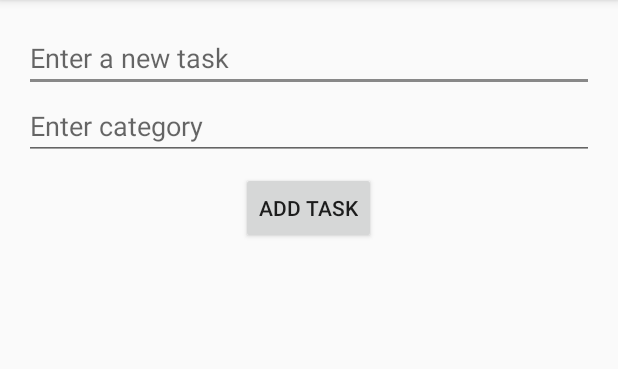
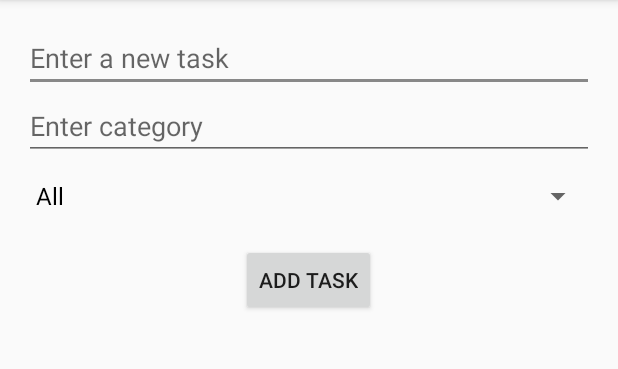
Before and after one commit to LinhGeyer/todolist, an Android app built with Jetpack Compose: the screen it shows after launch (MainActivity), after a tap on "ADD TASK", on a phone screen of 412 x 824 dp, the part 84-453 px from its top. Run offline under Robolectric (Android 15) with nearby library versions, the phone set to English and light mode, and no system bars; our stand-ins replace Room's generated code.

Commit message:
categories

```diff
--- a/app/src/main/java/com/example/todolist/MainActivity.kt
+++ b/app/src/main/java/com/example/todolist/MainActivity.kt
@@ -1,11 +1,7 @@
 package com.example.todolist
 
 import android.os.Bundle
-import android.os.Handler
-import android.os.Looper
-import android.widget.Button
-import android.widget.EditText
-import android.widget.Toast
+import android.widget.*
 import androidx.appcompat.app.AppCompatActivity
 import androidx.lifecycle.lifecycleScope
 import androidx.recyclerview.widget.LinearLayoutManager
@@ -15,65 +11,58 @@ import com.example.todolist.adapter.TaskAdapter
 import com.example.todolist.data.AppDatabase
 import com.example.todolist.data.TaskDao
 import com.example.todolist.model.Task
-import kotlinx.coroutines.CoroutineScope
-import kotlinx.coroutines.launch
-import kotlinx.coroutines.Dispatchers
-import kotlinx.coroutines.withContext
+import kotlinx.coroutines.*
+import android.view.View
 
 
 class MainActivity : AppCompatActivity() {
-    // Declare database, DAO, and adapter variables
     private lateinit var db: AppDatabase
     private lateinit var taskDao: TaskDao
     private lateinit var adapter: TaskAdapter
+    private lateinit var spinnerCategory: Spinner
+    private lateinit var taskInput: EditText
+    private lateinit var categoryInput: EditText
 
     override fun onCreate(savedInstanceState: Bundle?) {
         super.onCreate(savedInstanceState)
-        // Set the layout for this activity
         setContentView(R.layout.activity_main)
 
-        // Find the EditText view for entering new tasks
-        val taskInput = findViewById<EditText>(R.id.etNewTask)
+        // Initialize views
+        taskInput = findViewById(R.id.etNewTask)
+        categoryInput = findViewById(R.id.etTaskCategory)
+        val addTaskButton = findViewById<Button>(R.id.btnAddTask)
+        val recyclerView = findViewById<RecyclerView>(R.id.rvTasks)
+        spinnerCategory = findViewById(R.id.spinnerCategory)
 
-        // Initialize the Room database
+        // Initialize Room Database
         db = Room.databaseBuilder(
             applicationContext,
             AppDatabase::class.java,
-            "tasks-db" // Database name
+            "tasks-db"
         ).build()
-
-        // Get the TaskDao from the database
         taskDao = db.taskDao()
 
-        // Set up the RecyclerView to display the list of tasks
-        val recyclerView: RecyclerView = findViewById(R.id.rvTasks)
-        adapter = TaskAdapter(recyclerView, mutableListOf()) // Initialize the adapter with an empty list
-        recyclerView.adapter = adapter // Set the adapter to the RecyclerView
-        recyclerView.layoutManager = LinearLayoutManager(this) // Use a LinearLayoutManager for the RecyclerView
+        // Initialize RecyclerView
+        adapter = TaskAdapter(recyclerView, mutableListOf())
+        recyclerView.adapter = adapter
+        recyclerView.layoutManager = LinearLayoutManager(this)
 
-        // Load tasks from the database and observe changes
-        lifecycleScope.launch {
-            taskDao.getAllTasks().observe(this@MainActivity) { tasks ->
-                // Update the adapter's task list when the data changes
-                adapter.setTasks(tasks)
-            }
-        }
+        // Load all tasks sorted by category
+        loadTasks()
 
-        // Set up the "Add Task" button click listener
-        findViewById<Button>(R.id.btnAddTask).setOnClickListener {
-            val taskTitle = taskInput.text.toString()
-            val taskCategory = findViewById<EditText>(R.id.etTaskCategory).text.toString()
-            if (taskTitle.isNotBlank()) {
-                // Use default category if none is provided
-                val category = if (taskCategory.isNotBlank()) taskCategory else "General"
+        // Handle task addition
+        addTaskButton.setOnClickListener {
+            val taskTitle = taskInput.text.toString().trim()
+            val category = categoryInput.text.toString().trim().ifEmpty { "General" }
+
+            if (taskTitle.isNotEmpty()) {
                 val newTask = Task(title = taskTitle, isCompleted = false, category = category)
                 CoroutineScope(Dispatchers.IO).launch {
                     taskDao.insertTask(newTask)
-                    // Reload tasks from the database
-                    taskDao.updateTask(newTask)
+                    loadTasks() // Reload tasks after insertion
                     withContext(Dispatchers.Main) {
                         taskInput.text.clear()
-                        findViewById<EditText>(R.id.etTaskCategory).text.clear()
+                        categoryInput.text.clear()
                     }
                 }
             } else {
@@ -81,5 +70,48 @@ class MainActivity : AppCompatActivity() {
             }
         }
 
+        // Handle category selection for filtering
+        setupCategoryFilter()
+    }
+
+    private fun loadTasks(selectedCategory: String? = null) {
+        CoroutineScope(Dispatchers.IO).launch {
+            val tasks = if (selectedCategory == null || selectedCategory == "All") {
+                taskDao.getTasksSortedByCategory()
+            } else {
+                taskDao.getTasksByCategorySorted(selectedCategory)
+            }
+
+            withContext(Dispatchers.Main) {
+                adapter.setTasks(tasks)
+            }
+        }
+    }
+
+    private fun setupCategoryFilter() {
+        CoroutineScope(Dispatchers.IO).launch {
+            val categories = taskDao.getAllCategories()
+            val categoryList = mutableListOf("All") + categories
+
+            withContext(Dispatchers.Main) {
+                val adapter = ArrayAdapter(
+                    this@MainActivity,
+                    android.R.layout.simple_spinner_dropdown_item,
+                    categoryList
+                )
+                spinnerCategory.adapter = adapter
+
+                spinnerCategory.onItemSelectedListener = object : AdapterView.OnItemSelectedListener {
+                    override fun onItemSelected(parent: AdapterView<*>, view: View?, position: Int, id: Long) {
+                        val selectedCategory = categoryList[position]
+                        loadTasks(selectedCategory)
+                    }
+
+                    override fun onNothingSelected(parent: AdapterView<*>) {
+                        loadTasks()
+                    }
+                }
+            }
+        }
     }
 }
--- a/app/src/main/java/com/example/todolist/data/TaskDao.kt
+++ b/app/src/main/java/com/example/todolist/data/TaskDao.kt
@@ -24,4 +24,10 @@ interface TaskDao {
     @Query("SELECT DISTINCT category FROM tasks")
     suspend fun getAllCategories(): List<String>
 
+    @Query("SELECT * FROM tasks ORDER BY category ASC")
+    fun getTasksSortedByCategory(): List<Task>
+
+    @Query("SELECT * FROM tasks WHERE category = :category ORDER BY title ASC")
+    fun getTasksByCategorySorted(category: String): List<Task>
+
 }
--- a/app/src/main/res/layout/activity_main.xml
+++ b/app/src/main/res/layout/activity_main.xml
@@ -22,6 +22,11 @@
         android:hint="Enter category"
         android:inputType="text" />
 
+    <Spinner
+        android:id="@+id/spinnerCategory"
+        android:layout_width="match_parent"
+        android:layout_height="wrap_content"/>
+
 
     <!-- Button to add the task -->
     <Button
```
